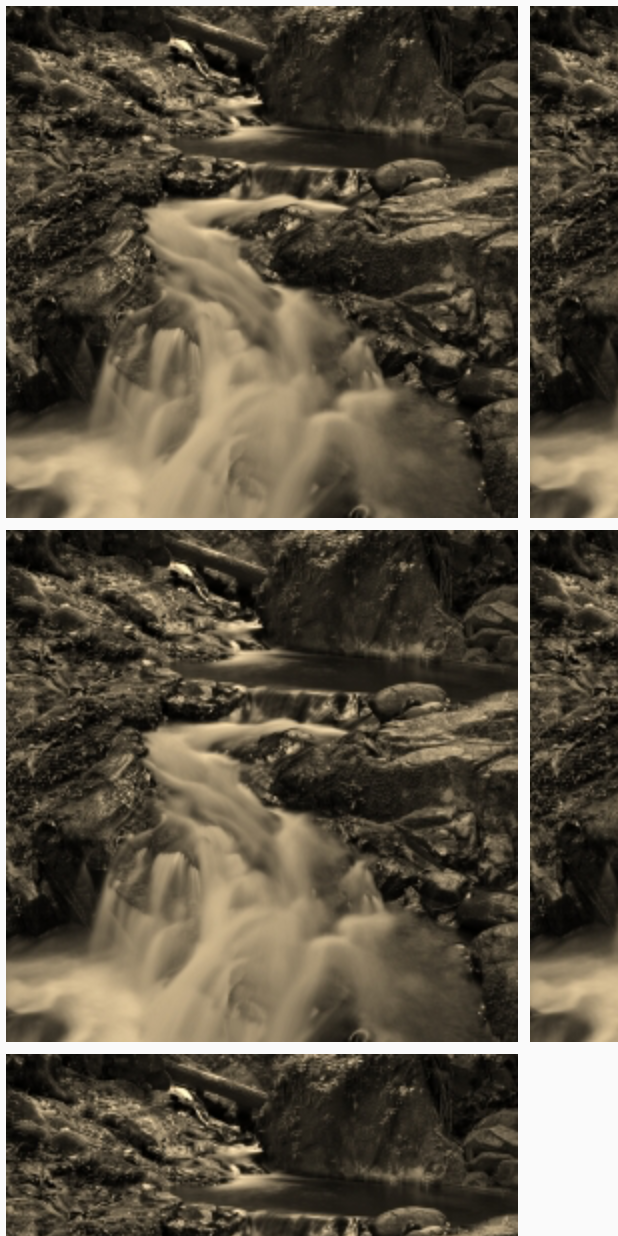
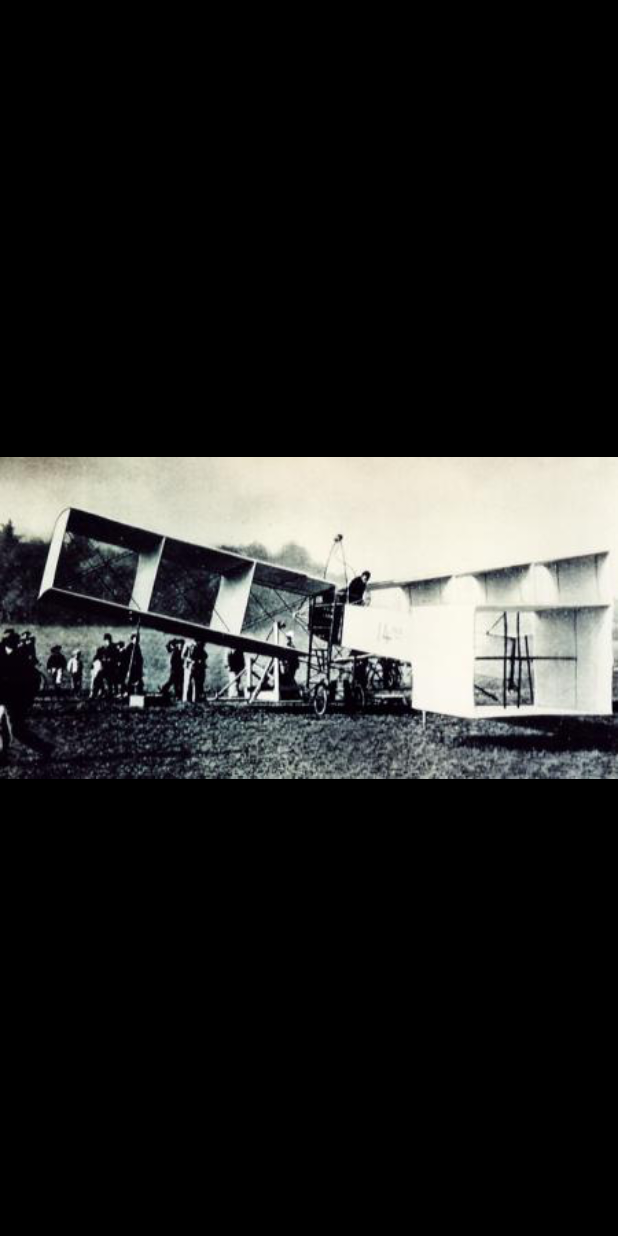
Before and after one commit to hallpaz/Criativo, an Android app: the DetailsActivity screen opened directly, with no data from a screen before it, after a tap on an icon or button, on a phone screen of 412 x 824 dp. Run offline under Robolectric (Android 15) with nearby library versions, the phone set to English and light mode, and no system bars; libraries missing offline, so code that uses them is left out: uk.co.senab; 1 statement that could not run was skipped.

Commit message:
update of details activity and image details activity

```diff
--- a/app/build.gradle
+++ b/app/build.gradle
@@ -24,4 +24,5 @@ dependencies {
     testCompile 'junit:junit:4.12'
     compile 'com.android.support:appcompat-v7:23.0.1'
     compile 'com.android.support:design:23.0.1'
+    compile 'com.android.support:support-v4:23.0.1'
 }
--- a/app/src/main/AndroidManifest.xml
+++ b/app/src/main/AndroidManifest.xml
@@ -28,6 +28,12 @@
             android:label="@string/title_activity_piece_gallery"
             android:theme="@style/AppTheme.NoActionBar" >
         </activity>
+        <activity
+            android:name=".ImageDetailsActivity"
+            android:configChanges="orientation|keyboardHidden|screenSize"
+            android:label="@string/title_activity_image_details"
+            android:theme="@style/AppTheme.NoActionBar" >
+        </activity>
     </application>
 
 </manifest>
--- a/app/src/main/java/hackathon/com/museuimpressoes/DetailsActivity.java
+++ b/app/src/main/java/hackathon/com/museuimpressoes/DetailsActivity.java
@@ -32,7 +32,7 @@ public class DetailsActivity extends AppCompatActivity  {
                 new View.OnClickListener() {
                     @Override
                     public void onClick(View view) {
-                      goToGallery(view);
+                        goToImageDetails(view);
                     }
                 }
         );
@@ -41,8 +41,9 @@ public class DetailsActivity extends AppCompatActivity  {
 
 
 
-    public void goToGallery(View view){
-        Intent galleryIntent = new Intent(this, PieceGalleryActivity.class);
-        startActivity(galleryIntent);
+    public void goToImageDetails(View view){
+        Intent imageDetailsIntent = new Intent(this, ImageDetailsActivity.class);
+        imageDetailsIntent.putExtra("image",R.drawable.catorzebis);
+        startActivity(imageDetailsIntent);
     }
 }
--- /dev/null
+++ b/app/src/main/java/hackathon/com/museuimpressoes/ImageDetailsActivity.java
@@ -0,0 +1,46 @@
+package hackathon.com.museuimpressoes;
+
+import android.annotation.SuppressLint;
+import android.content.Intent;
+import android.graphics.Bitmap;
+import android.graphics.BitmapFactory;
+import android.graphics.drawable.Drawable;
+import android.support.v7.app.ActionBar;
+import android.support.v7.app.AppCompatActivity;
+import android.os.Bundle;
+import android.os.Handler;
+import android.view.MotionEvent;
+import android.view.View;
+import android.widget.ImageView;
+
+import uk.co.senab.photoview.PhotoViewAttacher;
+
+/**
+ * An example full-screen activity that shows and hides the system UI (i.e.
+ * status bar and navigation/system bar) with user interaction.
+ */
+public class ImageDetailsActivity extends AppCompatActivity {
+
+    PhotoViewAttacher iAttacher;
+    @Override
+    protected void onCreate(Bundle savedInstanceState) {
+        super.onCreate(savedInstanceState);
+
+        setContentView(R.layout.activity_image_details);
+
+        Intent receiver = getIntent();
+        int imageResource = receiver.getExtras().getInt("image");
+
+        Bitmap bpIMage = BitmapFactory.decodeResource(getResources(),imageResource);
+
+        ImageView image_details = (ImageView) findViewById(R.id.image_details);
+        image_details.setImageBitmap(bpIMage);
+        iAttacher = new PhotoViewAttacher(image_details);
+
+    }
+
+
+
+
+
+}
--- a/app/src/main/res/layout/activity_details.xml
+++ b/app/src/main/res/layout/activity_details.xml
@@ -9,7 +9,7 @@
     <android.support.design.widget.AppBarLayout android:id="@+id/app_bar"
         android:fitsSystemWindows="true" android:layout_height="@dimen/app_bar_height"
         android:layout_width="match_parent" android:theme="@style/AppTheme.AppBarOverlay"
-        android:background="@drawable/details_background"
+        android:background="@drawable/catorzebis"
         android:clickable="true"
         >
 
@@ -30,7 +30,8 @@
     <android.support.design.widget.FloatingActionButton android:id="@+id/fab"
         android:layout_width="wrap_content" android:layout_height="wrap_content"
         android:layout_margin="@dimen/fab_margin" app:layout_anchor="@id/app_bar"
-        app:layout_anchorGravity="bottom|end" android:src="@android:drawable/ic_dialog_email"
+        app:layout_anchorGravity="bottom|end" android:src="@android:drawable/ic_media_play"
+        android:contentDescription="Ouvir áudio-descrição da obra"
         />
 
 </android.support.design.widget.CoordinatorLayout>
--- /dev/null
+++ b/app/src/main/res/layout/activity_image_details.xml
@@ -0,0 +1,17 @@
+<LinearLayout xmlns:android="http://schemas.android.com/apk/res/android"
+    xmlns:tools="http://schemas.android.com/tools"
+    android:layout_width="match_parent"
+    android:layout_height="match_parent"
+    android:background="#000"
+    tools:context="hackathon.com.museuimpressoes.ImageDetailsActivity">
+
+
+    <ImageView
+        android:id="@+id/image_details"
+        android:layout_width="match_parent"
+        android:layout_height="match_parent"
+        android:layout_gravity="fill"
+      />
+
+
+</LinearLayout>
--- a/app/src/main/res/values/colors.xml
+++ b/app/src/main/res/values/colors.xml
@@ -3,4 +3,6 @@
     <color name="colorPrimary">#3F51B5</color>
     <color name="colorPrimaryDark">#303F9F</color>
     <color name="colorAccent">#FF4081</color>
+
+    <color name="black_overlay">#66000000</color>
 </resources>
--- a/app/src/main/res/values/strings.xml
+++ b/app/src/main/res/values/strings.xml
@@ -95,4 +95,8 @@
         "For example, position the FAB to one side of stream of a cards so the FAB won’t interfere "
         "when a user tries to pick up one of cards.\n\n"
     </string>
+
+    <string name="title_activity_image_details">ImageDetailsActivity</string>
+    <string name="dummy_button">Dummy Button</string>
+    <string name="dummy_content">DUMMY\nCONTENT</string>
 </resources>
```
Also changed, not shown: app/src/main/res/drawable/background_play_button.xml (added, +9 -0 lines), app/src/main/res/values/attrs.xml (added, +12 -0 lines), app/src/main/res/values/styles.xml (+12 -0 lines), 1 other file.
